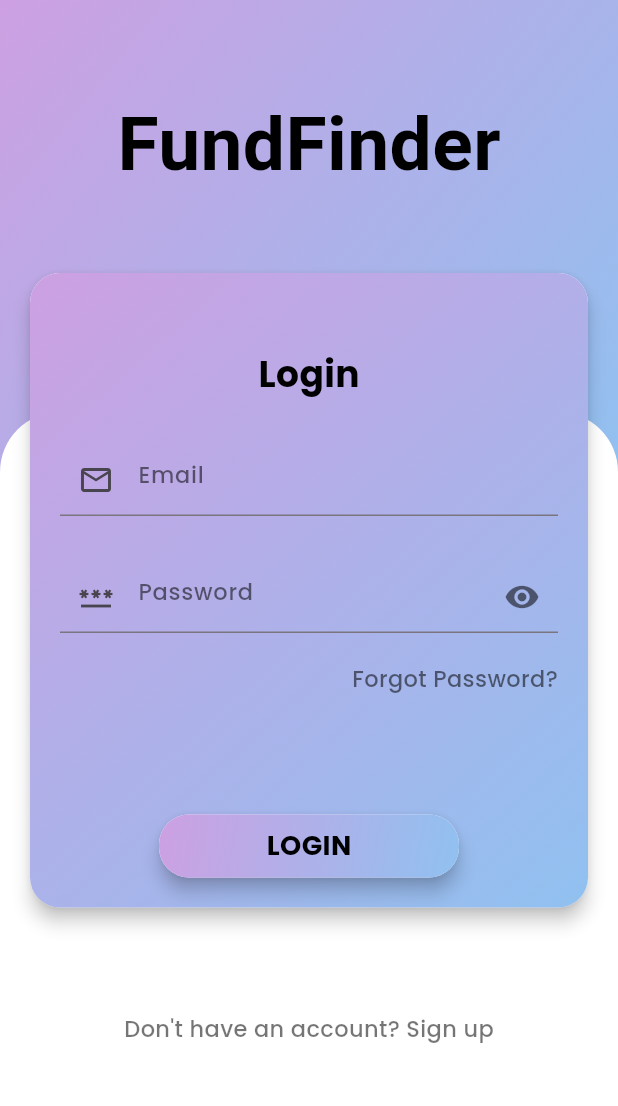
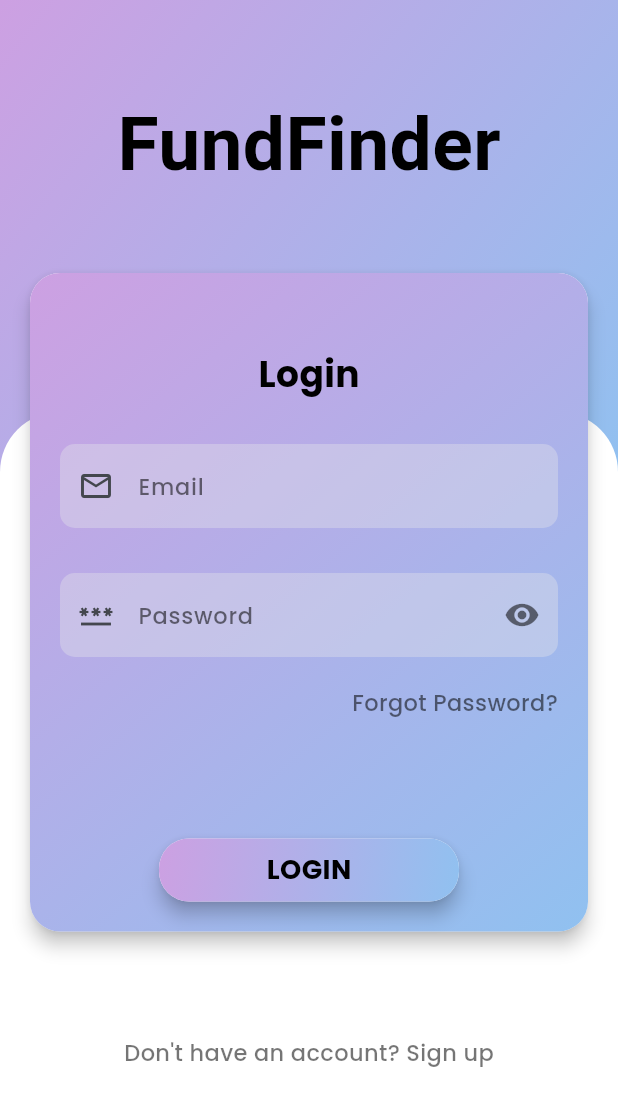
Before and after one commit to kamaleshK143/FundFinder, a Flutter app: the screen it shows after launch, on a phone screen of 412 x 824 dp. Shown: the top 1106 px of the screen. Run offline on Flutter 3.47's test engine with Material 3 defaults, Android fonts, the phone set to English and light mode, and no system bars; our stand-ins replace fluttertoast, google_fonts, google_nav_bar, shared_preferences; accounts and stored records are empty; Roboto replaces fonts that are missing (Megrim).

Commit message:
UI overhaul: design system foundation (Material 3, Trusted Blue palette, Poppins)
Adds a real Material 3 theme (light + dark) built from a deep-blue primary
and warm-amber accent seed, centralized spacing/radius constants, a
ThemeProvider persisting the user's light/dark choice, a consistent
AppSnackBar, and a subtle fade/slide page-transition helper. No screens
restyled yet - this just wires the foundation into main.dart.

```diff
--- a/frontend/lib/main.dart
+++ b/frontend/lib/main.dart
@@ -8,6 +8,8 @@ import 'package:fundfinderff/Screens/Chatbot/chat_provider.dart';
 import 'package:fundfinderff/state/auth_provider.dart';
 import 'package:fundfinderff/state/profile_provider.dart';
 import 'package:fundfinderff/state/match_provider.dart';
+import 'package:fundfinderff/state/theme_provider.dart';
+import 'package:fundfinderff/theme/app_theme.dart';
 
 void main() {
   runApp(
@@ -17,6 +19,7 @@ void main() {
         ChangeNotifierProvider(create: (_) => ProfileProvider()),
         ChangeNotifierProvider(create: (_) => MatchProvider()),
         ChangeNotifierProvider(create: (_) => ChatProvider()),
+        ChangeNotifierProvider(create: (_) => ThemeProvider()..init()),
       ],
       child: const MyApp(),
     ),
@@ -31,10 +34,9 @@ class MyApp extends StatelessWidget {
     return MaterialApp(
       debugShowCheckedModeBanner: false,
       title: 'FundFinder',
-      theme: ThemeData(
-        colorScheme: ColorScheme.fromSeed(seedColor: Colors.deepPurple),
-        useMaterial3: true,
-      ),
+      theme: AppTheme.light,
+      darkTheme: AppTheme.dark,
+      themeMode: context.watch<ThemeProvider>().themeMode,
       routes: {
         '/login': (context) => const Login(),
         '/signin': (context) => const Signin(),
--- /dev/null
+++ b/frontend/lib/state/theme_provider.dart
@@ -0,0 +1,27 @@
+import 'package:flutter/material.dart';
+import 'package:shared_preferences/shared_preferences.dart';
+
+/// Persists the user's light/dark preference across launches, toggled from
+/// the Profile screen.
+class ThemeProvider extends ChangeNotifier {
+  static const _prefsKey = 'theme_mode';
+
+  ThemeMode _themeMode = ThemeMode.light;
+  ThemeMode get themeMode => _themeMode;
+  bool get isDarkMode => _themeMode == ThemeMode.dark;
+
+  Future<void> init() async {
+    final prefs = await SharedPreferences.getInstance();
+    if (prefs.getString(_prefsKey) == 'dark') {
+      _themeMode = ThemeMode.dark;
+      notifyListeners();
+    }
+  }
+
+  Future<void> setDarkMode(bool value) async {
+    _themeMode = value ? ThemeMode.dark : ThemeMode.light;
+    notifyListeners();
+    final prefs = await SharedPreferences.getInstance();
+    await prefs.setString(_prefsKey, value ? 'dark' : 'light');
+  }
+}
--- /dev/null
+++ b/frontend/lib/theme/app_colors.dart
@@ -0,0 +1,12 @@
+import 'package:flutter/material.dart';
+
+/// Brand seed colors for [AppTheme]'s Material 3 ColorScheme. Everything else
+/// (surfaces, containers, tonal variants, dark-mode counterparts) is derived
+/// from these two seeds by ColorScheme.fromSeed - screens should read colors
+/// from Theme.of(context).colorScheme rather than these constants directly.
+class AppColors {
+  AppColors._();
+
+  static const Color primary = Color(0xFF0B5FBF);
+  static const Color accent = Color(0xFFF59E0B);
+}
--- /dev/null
+++ b/frontend/lib/theme/app_theme.dart
@@ -0,0 +1,97 @@
+import 'package:flutter/material.dart';
+import 'package:google_fonts/google_fonts.dart';
+import 'package:fundfinderff/theme/app_colors.dart';
+import 'package:fundfinderff/theme/spacing.dart';
+
+/// Material 3 light/dark themes built from [AppColors]'s seed colors. All
+/// per-screen widgets should read colors/text styles from Theme.of(context)
+/// rather than hardcoding hex values, so switching seeds here re-themes the
+/// whole app.
+class AppTheme {
+  AppTheme._();
+
+  static ThemeData get light => _build(Brightness.light);
+  static ThemeData get dark => _build(Brightness.dark);
+
+  static ThemeData _build(Brightness brightness) {
+    final colorScheme = ColorScheme.fromSeed(
+      seedColor: AppColors.primary,
+      secondary: AppColors.accent,
+      brightness: brightness,
+    );
+
+    final base = brightness == Brightness.dark ? ThemeData.dark() : ThemeData.light();
+    final textTheme = GoogleFonts.poppinsTextTheme(base.textTheme);
+
+    return ThemeData(
+      useMaterial3: true,
+      brightness: brightness,
+      colorScheme: colorScheme,
+      scaffoldBackgroundColor: colorScheme.surface,
+      textTheme: textTheme,
+      appBarTheme: AppBarTheme(
+        backgroundColor: colorScheme.surface,
+        foregroundColor: colorScheme.onSurface,
+        elevation: 0,
+        centerTitle: false,
+        titleTextStyle: GoogleFonts.poppins(
+          color: colorScheme.onSurface,
+          fontSize: 20,
+          fontWeight: FontWeight.bold,
+        ),
+      ),
+      cardTheme: CardTheme(
+        color: colorScheme.surfaceContainerLow,
+        elevation: 2,
+        margin: EdgeInsets.zero,
+        shape: RoundedRectangleBorder(borderRadius: BorderRadius.circular(AppRadius.sm)),
+      ),
+      elevatedButtonTheme: ElevatedButtonThemeData(
+        style: ElevatedButton.styleFrom(
+          backgroundColor: colorScheme.primary,
+          foregroundColor: colorScheme.onPrimary,
+          disabledBackgroundColor: colorScheme.primary.withOpacity(0.4),
+          padding: const EdgeInsets.symmetric(vertical: AppSpacing.md),
+          shape: RoundedRectangleBorder(borderRadius: BorderRadius.circular(AppRadius.md)),
+          textStyle: GoogleFonts.poppins(fontSize: 16, fontWeight: FontWeight.w600),
+        ),
+      ),
+      outlinedButtonTheme: OutlinedButtonThemeData(
+        style: OutlinedButton.styleFrom(
+          foregroundColor: colorScheme.primary,
+          side: BorderSide(color: colorScheme.primary),
+          shape: RoundedRectangleBorder(borderRadius: BorderRadius.circular(AppRadius.md)),
+        ),
+      ),
+      textButtonTheme: TextButtonThemeData(
+        style: TextButton.styleFrom(foregroundColor: colorScheme.primary),
+      ),
+      inputDecorationTheme: InputDecorationTheme(
+        filled: true,
+        fillColor: colorScheme.surfaceContainerHighest.withOpacity(0.4),
+        contentPadding: const EdgeInsets.symmetric(horizontal: AppSpacing.md, vertical: AppSpacing.md),
+        border: OutlineInputBorder(
+          borderRadius: BorderRadius.circular(AppRadius.sm),
+          borderSide: BorderSide.none,
+        ),
+        enabledBorder: OutlineInputBorder(
+          borderRadius: BorderRadius.circular(AppRadius.sm),
+          borderSide: BorderSide.none,
+        ),
+        focusedBorder: OutlineInputBorder(
+          borderRadius: BorderRadius.circular(AppRadius.sm),
+          borderSide: BorderSide(color: colorScheme.primary, width: 2),
+        ),
+        errorBorder: OutlineInputBorder(
+          borderRadius: BorderRadius.circular(AppRadius.sm),
+          borderSide: BorderSide(color: colorScheme.error, width: 1),
+        ),
+      ),
+      snackBarTheme: SnackBarThemeData(
+        behavior: SnackBarBehavior.floating,
+        shape: RoundedRectangleBorder(borderRadius: BorderRadius.circular(AppRadius.sm)),
+      ),
+      dividerTheme: DividerThemeData(color: colorScheme.outlineVariant),
+    );
+  }
+}
--- /dev/null
+++ b/frontend/lib/theme/spacing.dart
@@ -0,0 +1,21 @@
+/// Centralized spacing and corner-radius scale so every screen uses the same
+/// values instead of one-off numbers picked per widget.
+class AppSpacing {
+  AppSpacing._();
+
+  static const double xs = 4;
+  static const double sm = 8;
+  static const double md = 16;
+  static const double lg = 24;
+  static const double xl = 32;
+  static const double xxl = 48;
+}
+
+class AppRadius {
+  AppRadius._();
+
+  static const double sm = 10;
+  static const double md = 15;
+  static const double lg = 20;
+  static const double xl = 40;
+}
```
Also changed, not shown: frontend/lib/widgets/app_snackbar.dart (added, +45 -0 lines), frontend/lib/widgets/fade_slide_route.dart (added, +21 -0 lines).
